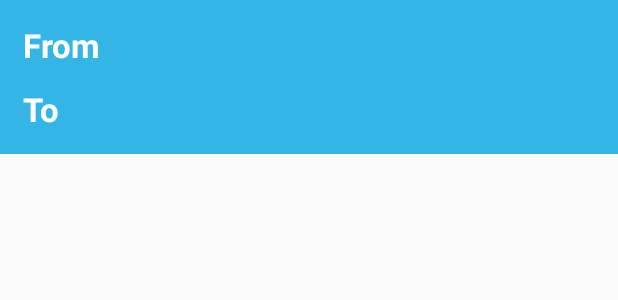
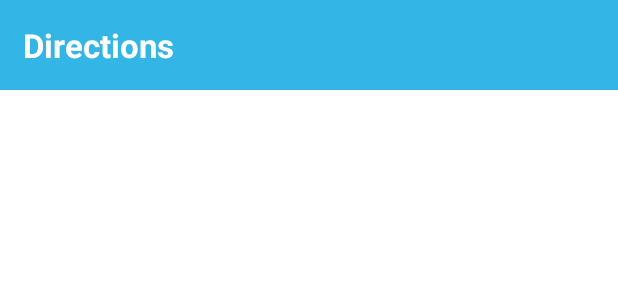
Before and after one commit to jdsbanares/para, an Android app: the layout steps_fragment.xml on its own in the app's theme, with its tools: preview values and no code run, on a phone screen of 412 x 824 dp. Shown: the top 300 px of the screen. Run offline under Robolectric (Android 15) with nearby library versions, the phone set to English and light mode, and no system bars.

Commit message:
Renamed stepsfragment to partialstepsfragment; StepsFragment now refers to step-by-step instructions

```diff
--- a/app/src/main/java/sp/para/activities/MainActivity.java
+++ b/app/src/main/java/sp/para/activities/MainActivity.java
@@ -2,15 +2,11 @@ package sp.para.activities;
 
 import android.app.Fragment;
 import android.app.FragmentTransaction;
-import android.content.Intent;
 import android.content.res.AssetManager;
 import android.os.Bundle;
 import android.os.StrictMode;
 import android.support.v4.app.FragmentActivity;
 import android.util.Log;
-import android.view.View;
-import android.view.View.OnClickListener;
-import android.widget.Button;
 
 import java.io.File;
 import java.io.FileOutputStream;
@@ -20,8 +16,6 @@ import java.io.OutputStream;
 
 import sp.para.R;
 import sp.para.fragments.MapFragment;
-import sp.para.fragments.SearchFragment;
-import sp.para.fragments.StepsFragment;
 
 public class MainActivity extends FragmentActivity {
 
--- a/app/src/main/java/sp/para/fragments/MapFragment.java
+++ b/app/src/main/java/sp/para/fragments/MapFragment.java
@@ -268,12 +268,12 @@ public class MapFragment extends Fragment {
 
         getFragmentManager().popBackStack();
 
-        StepsFragment stepsFragment = StepsFragment.newInstance(waypoints.get(0).getStop(), waypoints.get(waypoints.size() - 1).getStop());
+        PartialStepsFragment partialStepsFragment = PartialStepsFragment.newInstance(waypoints.get(0).getStop(), waypoints.get(waypoints.size() - 1).getStop(), instList);
 
         FragmentTransaction ft = getFragmentManager().beginTransaction();
 //        ft.remove(getFragmentManager().findFragmentByTag("steps_frag"));
-        ft.add(R.id.main_activity, stepsFragment, "steps_frag");
-        ft.addToBackStack("steps_frag");
+        ft.add(R.id.main_activity, partialStepsFragment, "partial_steps_frag");
+        ft.addToBackStack("partialSteps_frag");
         ft.commit();
     }
 
--- a/app/src/main/res/layout/steps_fragment.xml
+++ b/app/src/main/res/layout/steps_fragment.xml
@@ -21,70 +21,25 @@
                 android:layout_width="wrap_content"
                 android:layout_height="wrap_content"
                 android:textAppearance="?android:attr/textAppearanceLarge"
-                android:text="@string/from"
-                android:id="@+id/lblFrom"
+                android:text="@string/stepsHeader"
+                android:id="@+id/lblStepsHeader"
                 android:textColor="@android:color/white"
                 android:textStyle="bold" />
-
-            <Space
-                android:layout_width="40px"
-                android:layout_height="20px"
-                android:paddingLeft="10dp"
-                android:paddingRight="10dp" />
-
-            <TextView
-                android:layout_width="260dp"
-                android:layout_height="wrap_content"
-                android:textAppearance="?android:attr/textAppearanceMedium"
-                android:id="@+id/txtFrom"
-                android:layout_alignParentTop="true"
-                android:layout_toRightOf="@+id/lblTo"
-                android:layout_toEndOf="@+id/lblTo"
-                android:textColor="@android:color/white"
-                android:singleLine="false" />
-
-            <Space
-                android:layout_width="20px"
-                android:layout_height="20px"
-                android:padding="10dp" />
-
-            <Space
-                android:layout_width="20px"
-                android:layout_height="20px"
-                android:padding="10dp" />
-
-            <Space
-                android:layout_width="20px"
-                android:layout_height="20px"
-                android:padding="10dp" />
-
-            <TextView
-                android:layout_width="wrap_content"
-                android:layout_height="wrap_content"
-                android:textAppearance="?android:attr/textAppearanceLarge"
-                android:text="@string/to"
-                android:id="@+id/lblTo"
-                android:textColor="@android:color/white"
-                android:textStyle="bold" />
-
-            <Space
-                android:layout_width="40px"
-                android:layout_height="20px"
-                android:paddingLeft="10dp"
-                android:paddingRight="10dp" />
-
-            <TextView
-                android:layout_width="260dp"
-                android:layout_height="wrap_content"
-                android:textAppearance="?android:attr/textAppearanceMedium"
-                android:id="@+id/txtTo"
-                android:layout_alignParentTop="true"
-                android:layout_toRightOf="@+id/lblFrom"
-                android:layout_toEndOf="@+id/lblFrom"
-                android:textColor="@android:color/white" />
 
         </GridLayout>
 
     </FrameLayout>
 
+    <FrameLayout
+        android:layout_width="match_parent"
+        android:layout_height="match_parent"
+        android:background="@android:color/background_light">
+
+        <TableLayout
+            android:layout_width="match_parent"
+            android:layout_height="match_parent"
+            android:id="@+id/tblSteps"
+            android:layout_gravity="center"></TableLayout>
+    </FrameLayout>
+
 </LinearLayout>
--- a/app/src/main/res/values/strings.xml
+++ b/app/src/main/res/values/strings.xml
@@ -5,6 +5,7 @@
     <string name="destination">Destination</string>
     <string name="hello_world">Hello world!</string>
     <string name="origin">Origin</string>
+    <string name="stepsHeader">Directions</string>
     <string name="search_activity">Search</string>
     <string name="from">From</string>
     <string name="to">To</string>
```
Also changed, not shown: app/src/main/java/sp/para/fragments/PartialStepsFragment.java (added, +70 -0 lines), app/src/main/java/sp/para/fragments/StepsFragment.java (+16 -30 lines), app/src/main/res/layout/partial_steps_fragment.xml (added, +90 -0 lines).
